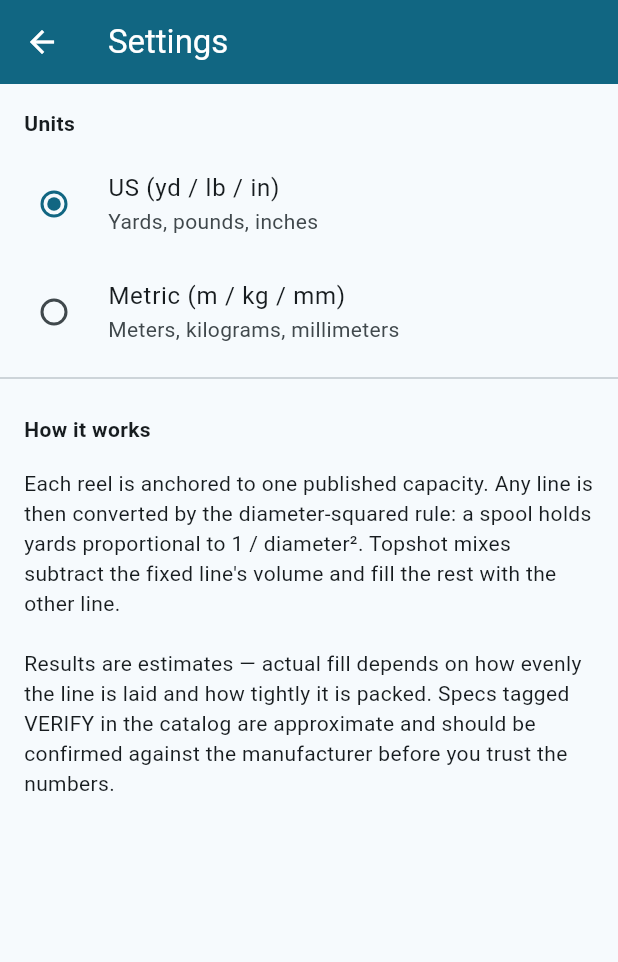
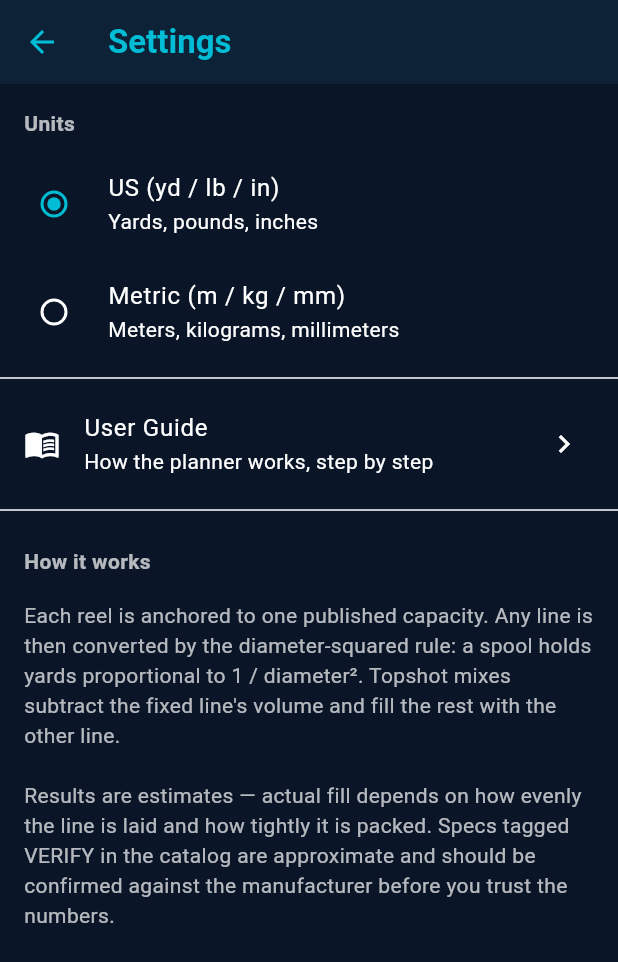
Before and after one commit to SilasMarner/open-spool, a Flutter app: the screen it shows after launch, after a tap on the "settings" icon, on a phone screen of 412 x 824 dp. Shown: the top 962 px of the screen. Run offline on Flutter 3.47's test engine with Material 3 defaults, Android fonts, the phone set to English and light mode, and no system bars; our stand-ins replace shared_preferences, sqflite; accounts and stored records are empty.

```diff
--- a/lib/main.dart
+++ b/lib/main.dart
@@ -25,6 +25,7 @@ class ReelPlannerApp extends StatelessWidget {
           debugShowCheckedModeBanner: false,
           theme: AppTheme.light(),
           darkTheme: AppTheme.dark(),
+          themeMode: ThemeMode.dark,
           home: const HomeScreen(),
         );
       },
--- a/lib/theme/app_theme.dart
+++ b/lib/theme/app_theme.dart
@@ -1,47 +1,73 @@
 import 'package:flutter/material.dart';
 
-/// Saltwater-flavoured theme: deep ocean blues with a high-contrast surface.
+/// Brand palette shared with the OpenTides app — deep ocean navy with cyan
+/// accents — so the two apps read as one family. The brand is intentionally
+/// dark-only; [light] returns the same theme so call sites can pass it as the
+/// `theme:` fallback while the app is pinned to dark mode.
 class AppTheme {
-  static const seed = Color(0xFF0B6E8C);
+  static const navy = Color(0xFF0A1628);
+  static const navyLight = Color(0xFF0D2137);
+  static const cyan = Color(0xFF00BCD4);
+  static const cyanLight = Color(0xFF4DD0E1);
+  static const cardBg = Color(0xFF0F1F35);
 
-  static ThemeData light() {
-    final scheme = ColorScheme.fromSeed(
-      seedColor: seed,
-      brightness: Brightness.light,
-    );
+  /// Brand is dark-only; mirror [dark] so light system mode still reads on-brand.
+  static ThemeData light() => dark();
+
+  static ThemeData dark() {
     return ThemeData(
-      colorScheme: scheme,
+      brightness: Brightness.dark,
       useMaterial3: true,
-      appBarTheme: AppBarTheme(
-        backgroundColor: scheme.primary,
-        foregroundColor: scheme.onPrimary,
+      colorScheme: const ColorScheme.dark(
+        primary: cyan,
+        secondary: cyanLight,
+        surface: navyLight,
+        onPrimary: navy,
+        onSecondary: navy,
+        onSurface: Colors.white,
+      ),
+      scaffoldBackgroundColor: navy,
+      cardColor: cardBg,
+      appBarTheme: const AppBarTheme(
+        backgroundColor: navyLight,
+        foregroundColor: cyan,
         centerTitle: false,
       ),
       cardTheme: CardThemeData(
         elevation: 1,
+        color: cardBg,
         margin: const EdgeInsets.symmetric(vertical: 6),
         shape: RoundedRectangleBorder(borderRadius: BorderRadius.circular(14)),
       ),
-    );
-  }
-
-  static ThemeData dark() {
-    final scheme = ColorScheme.fromSeed(
-      seedColor: seed,
-      brightness: Brightness.dark,
-    );
-    return ThemeData(
-      colorScheme: scheme,
-      useMaterial3: true,
-      appBarTheme: AppBarTheme(
-        backgroundColor: scheme.surfaceContainerHigh,
-        foregroundColor: scheme.onSurface,
-        centerTitle: false,
+      textTheme: const TextTheme(
+        titleLarge: TextStyle(color: cyan, fontWeight: FontWeight.bold),
+        titleMedium: TextStyle(color: Colors.white),
+        bodyMedium: TextStyle(color: Colors.white70),
+        labelSmall: TextStyle(color: Colors.white54),
       ),
-      cardTheme: CardThemeData(
-        elevation: 1,
-        margin: const EdgeInsets.symmetric(vertical: 6),
-        shape: RoundedRectangleBorder(borderRadius: BorderRadius.circular(14)),
+      inputDecorationTheme: InputDecorationTheme(
+        filled: true,
+        fillColor: navyLight,
+        border: OutlineInputBorder(
+          borderRadius: BorderRadius.circular(8),
+          borderSide: const BorderSide(color: cyan, width: 1),
+        ),
+        enabledBorder: OutlineInputBorder(
+          borderRadius: BorderRadius.circular(8),
+          borderSide: BorderSide(color: cyan.withValues(alpha: 0.4), width: 1),
+        ),
+        focusedBorder: OutlineInputBorder(
+          borderRadius: BorderRadius.circular(8),
+          borderSide: const BorderSide(color: cyan, width: 2),
+        ),
+        hintStyle: const TextStyle(color: Colors.white38),
+      ),
+      elevatedButtonTheme: ElevatedButtonThemeData(
+        style: ElevatedButton.styleFrom(
+          backgroundColor: cyan,
+          foregroundColor: navy,
+          shape: RoundedRectangleBorder(borderRadius: BorderRadius.circular(8)),
+        ),
       ),
     );
   }
--- a/lib/ui/screens/home_screen.dart
+++ b/lib/ui/screens/home_screen.dart
@@ -10,6 +10,7 @@ import '../../services/unit_converter.dart';
 import '../widgets/capacity_result_card.dart';
 import 'line_picker_screen.dart';
 import 'loadouts_screen.dart';
+import 'manual_screen.dart';
 import 'reel_picker_screen.dart';
 import 'settings_screen.dart';
 
@@ -60,6 +61,14 @@ class _HomeScreenState extends State<HomeScreen> {
             icon: const Icon(Icons.bookmark_outline),
             tooltip: 'Loadouts',
             onPressed: _openLoadouts,
+          ),
+          IconButton(
+            icon: const Icon(Icons.menu_book_outlined),
+            tooltip: 'User Guide',
+            onPressed: () => Navigator.push(
+              context,
+              MaterialPageRoute(builder: (_) => const ManualScreen()),
+            ),
           ),
           IconButton(
             icon: const Icon(Icons.settings),
--- a/lib/ui/screens/settings_screen.dart
+++ b/lib/ui/screens/settings_screen.dart
@@ -2,6 +2,7 @@ import 'package:flutter/material.dart';
 
 import '../../app_state.dart';
 import '../../services/unit_converter.dart';
+import 'manual_screen.dart';
 
 class SettingsScreen extends StatelessWidget {
   const SettingsScreen({super.key});
@@ -35,6 +36,17 @@ class SettingsScreen extends StatelessWidget {
             ),
           ),
           const Divider(),
+          ListTile(
+            leading: const Icon(Icons.menu_book_outlined),
+            title: const Text('User Guide'),
+            subtitle: const Text('How the planner works, step by step'),
+            trailing: const Icon(Icons.chevron_right),
+            onTap: () => Navigator.push(
+              context,
+              MaterialPageRoute(builder: (_) => const ManualScreen()),
+            ),
+          ),
+          const Divider(),
           const Padding(
             padding: EdgeInsets.all(16),
             child: Text(
```
Also changed, not shown: lib/ui/screens/manual_screen.dart (added, +198 -0 lines).
